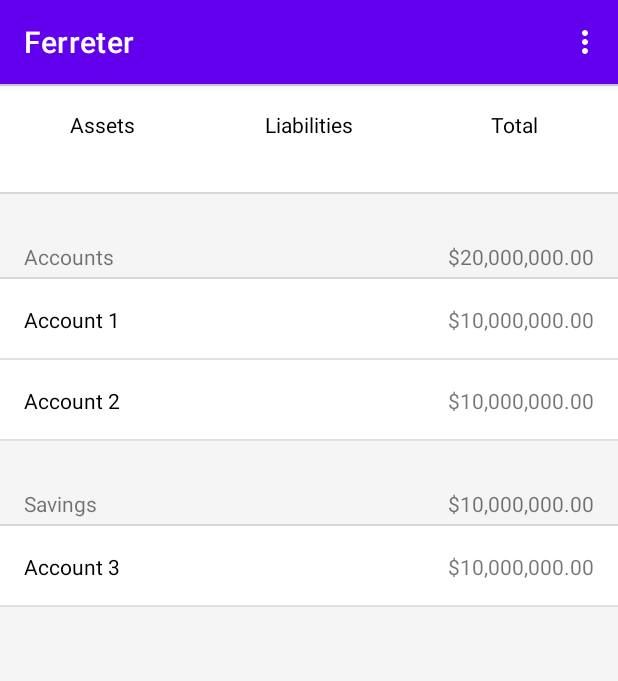
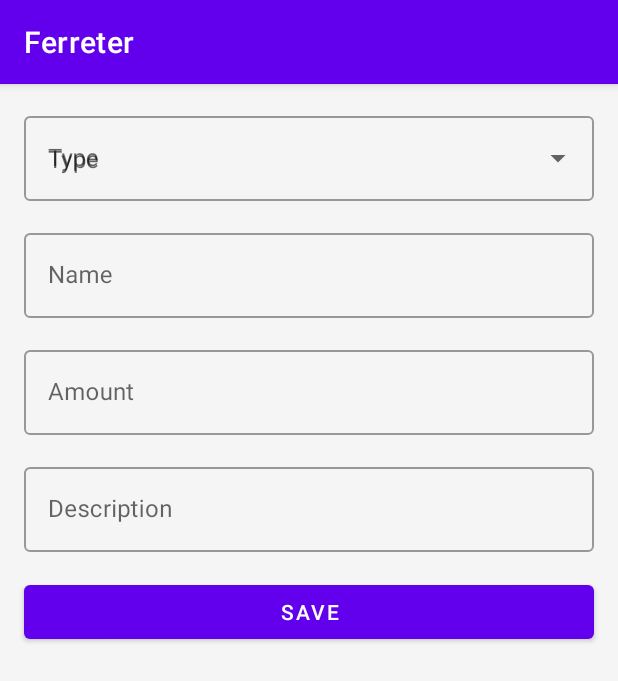
Before and after one commit to trinhan-nguyen/Feretter, an Android app: the screen it shows after launch (MainActivity), in the options menu, after a tap on "Add", on a phone screen of 412 x 824 dp. Shown: the top 681 px of the screen. Run offline under Robolectric (Android 15) with nearby library versions, the phone set to English and light mode, and no system bars; our stand-ins replace data binding.

Commit message:
Add Delete Accounts: set up UI for adding accounts

```diff
--- a/app/src/main/java/com/paw/ferreter/AccountsFragment.kt
+++ b/app/src/main/java/com/paw/ferreter/AccountsFragment.kt
@@ -42,6 +42,10 @@ class AccountsFragment : Fragment() {
 
     override fun onOptionsItemSelected(item: MenuItem): Boolean {
         return when (item.itemId) {
+            R.id.add_account -> {
+                view?.findNavController()?.navigate(R.id.action_accountsFragment_to_addAccountsFragment)
+                true
+            }
             R.id.delete_account -> {
                 view?.findNavController()?.navigate(R.id.action_accountsFragment_to_deleteAccountsFragment)
                 true
--- /dev/null
+++ b/app/src/main/java/com/paw/ferreter/AddAccountsFragment.kt
@@ -0,0 +1,31 @@
+package com.paw.ferreter
+
+import android.os.Bundle
+import android.view.LayoutInflater
+import android.view.View
+import android.view.ViewGroup
+import android.widget.ArrayAdapter
+import android.widget.AutoCompleteTextView
+import androidx.databinding.DataBindingUtil
+import androidx.fragment.app.Fragment
+import com.paw.ferreter.databinding.FragmentAddAccountsBinding
+
+class AddAccountsFragment : Fragment() {
+    override fun onCreateView(
+        inflater: LayoutInflater,
+        container: ViewGroup?,
+        savedInstanceState: Bundle?
+    ): View {
+        setHasOptionsMenu(true)
+
+        val binding: FragmentAddAccountsBinding = DataBindingUtil.inflate(
+            inflater, R.layout.fragment_add_accounts, container, false
+        )
+
+        val types = listOf("Investment", "Others")
+        val adapter = ArrayAdapter(requireContext(), R.layout.account_type_item, types)
+        binding.accountTypeAutoComplete.setAdapter(adapter)
+
+        return binding.root
+    }
+}
--- /dev/null
+++ b/app/src/main/res/layout/account_type_item.xml
@@ -0,0 +1,7 @@
+<?xml version="1.0" encoding="utf-8"?>
+<TextView xmlns:android="http://schemas.android.com/apk/res/android"
+    android:layout_width="match_parent"
+    android:layout_height="wrap_content"
+    android:ellipsize="end"
+    android:maxLines="1"
+    android:padding="@dimen/standard_spacing" />
--- a/app/src/main/res/layout/fragment_add_accounts.xml
+++ b/app/src/main/res/layout/fragment_add_accounts.xml
@@ -1,31 +1,35 @@
 <?xml version="1.0" encoding="utf-8"?>
-<androidx.constraintlayout.widget.ConstraintLayout xmlns:android="http://schemas.android.com/apk/res/android"
-    xmlns:app="http://schemas.android.com/apk/res-auto"
+<layout xmlns:android="http://schemas.android.com/apk/res/android"
+    xmlns:app="http://schemas.android.com/apk/res-auto">
+
+    <androidx.constraintlayout.widget.ConstraintLayout
         android:layout_width="match_parent"
         android:layout_height="match_parent">
 
         <com.google.android.material.textfield.TextInputLayout
-        android:layout_margin="@dimen/standard_spacing"
             android:id="@+id/account_type"
-        style="@style/Widget.MaterialComponents.TextInputLayout.OutlinedBox"
+            style="@style/Widget.MaterialComponents.TextInputLayout.OutlinedBox.ExposedDropdownMenu"
             android:layout_width="match_parent"
             android:layout_height="wrap_content"
+            android:layout_margin="@dimen/standard_spacing"
             android:hint="@string/add_account_type"
             app:layout_constraintStart_toStartOf="parent"
             app:layout_constraintTop_toTopOf="parent">
 
-        <com.google.android.material.textfield.TextInputEditText
+            <com.google.android.material.textfield.MaterialAutoCompleteTextView
+                android:id="@+id/account_type_auto_complete"
                 android:layout_width="match_parent"
-            android:layout_height="wrap_content" />
+                android:layout_height="wrap_content"
+                android:hint="@string/add_account_type" />
 
         </com.google.android.material.textfield.TextInputLayout>
 
         <com.google.android.material.textfield.TextInputLayout
-        android:layout_margin="@dimen/standard_spacing"
             android:id="@+id/account_name"
             style="@style/Widget.MaterialComponents.TextInputLayout.OutlinedBox"
             android:layout_width="match_parent"
             android:layout_height="wrap_content"
+            android:layout_margin="@dimen/standard_spacing"
             android:hint="@string/add_account_name"
             app:layout_constraintStart_toStartOf="parent"
             app:layout_constraintTop_toBottomOf="@id/account_type">
@@ -37,11 +41,11 @@
         </com.google.android.material.textfield.TextInputLayout>
 
         <com.google.android.material.textfield.TextInputLayout
-        android:layout_margin="@dimen/standard_spacing"
             android:id="@+id/account_amount"
             style="@style/Widget.MaterialComponents.TextInputLayout.OutlinedBox"
             android:layout_width="match_parent"
             android:layout_height="wrap_content"
+            android:layout_margin="@dimen/standard_spacing"
             android:hint="@string/add_account_amount"
             app:layout_constraintStart_toStartOf="parent"
             app:layout_constraintTop_toBottomOf="@id/account_name">
@@ -53,11 +57,11 @@
         </com.google.android.material.textfield.TextInputLayout>
 
         <com.google.android.material.textfield.TextInputLayout
-        android:layout_margin="@dimen/standard_spacing"
             android:id="@+id/account_description"
             style="@style/Widget.MaterialComponents.TextInputLayout.OutlinedBox"
             android:layout_width="match_parent"
             android:layout_height="wrap_content"
+            android:layout_margin="@dimen/standard_spacing"
             android:hint="@string/add_account_description"
             app:layout_constraintStart_toStartOf="parent"
             app:layout_constraintTop_toBottomOf="@id/account_amount">
@@ -72,11 +76,12 @@
         <com.google.android.material.button.MaterialButton
             android:id="@+id/delete_icon"
             style="@style/Widget.MaterialComponents.Button"
-        android:layout_margin="@dimen/standard_spacing"
             android:layout_width="match_parent"
             android:layout_height="wrap_content"
+            android:layout_margin="@dimen/standard_spacing"
             android:text="@string/add_account_save"
             app:layout_constraintStart_toStartOf="parent"
             app:layout_constraintTop_toBottomOf="@id/account_description" />
 
     </androidx.constraintlayout.widget.ConstraintLayout>
+</layout>
--- a/app/src/main/res/navigation/navigation.xml
+++ b/app/src/main/res/navigation/navigation.xml
@@ -11,9 +11,16 @@
         <action
             android:id="@+id/action_accountsFragment_to_deleteAccountsFragment"
             app:destination="@id/deleteAccountsFragment" />
+        <action
+            android:id="@+id/action_accountsFragment_to_addAccountsFragment"
+            app:destination="@id/addAccountsFragment" />
     </fragment>
     <fragment
         android:id="@+id/deleteAccountsFragment"
         android:name="com.paw.ferreter.DeleteAccountsFragment"
         android:label="DeleteAccountsFragment" />
+    <fragment
+        android:id="@+id/addAccountsFragment"
+        android:name="com.paw.ferreter.AddAccountsFragment"
+        android:label="AddAccountsFragment" />
 </navigation>
```
Lines whose indentation alone changed are shown as unchanged.
